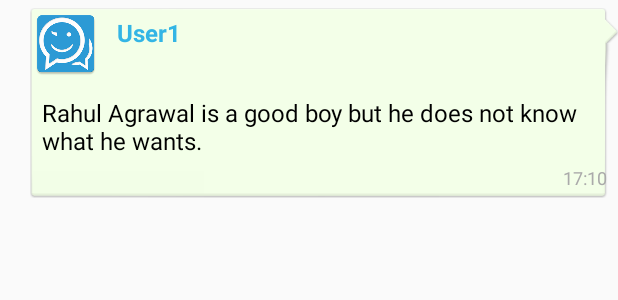
After one commit to ahishek/HChat, an Android app: the layout chat_head_left.xml on its own in the app's theme, with its tools: preview values and no code run, on a phone screen of 412 x 824 dp. The commit adds this screen. Shown: the top 300 px of the screen. Run offline under Robolectric (Android 15) with nearby library versions, the phone set to English and light mode, and no system bars.

Commit message:
Chat layout with json working

```diff
--- a/app/src/main/AndroidManifest.xml
+++ b/app/src/main/AndroidManifest.xml
@@ -1,6 +1,8 @@
 <?xml version="1.0" encoding="utf-8"?>
 <manifest package="com.example.abhisheknair.hchat"
           xmlns:android="http://schemas.android.com/apk/res/android">
+
+    <uses-permission android:name="android.permission.INTERNET" />
 
     <application
         android:allowBackup="true"
--- a/app/src/main/java/com/example/abhisheknair/hchat/ChatActivity.java
+++ b/app/src/main/java/com/example/abhisheknair/hchat/ChatActivity.java
@@ -23,6 +23,7 @@ public class ChatActivity extends AppCompatActivity {
     private ChatResponse chatAPIresponse;
     private Gson gson;
     private ListView mListView;
+    private ChatListAdapter mAdapter;
 
     @Override
     protected void onCreate(Bundle savedInstanceState) {
@@ -46,6 +47,8 @@ public class ChatActivity extends AppCompatActivity {
         chatAPIresponse = new ChatResponse();
         gson = new Gson();
         mListView = (ListView) findViewById(R.id.chat_list_view);
+        mAdapter = new ChatListAdapter(this);
+        mListView.setAdapter(mAdapter);
         hitAPIURL();
     }
 
@@ -77,6 +80,7 @@ public class ChatActivity extends AppCompatActivity {
     }
 
     private void populateListView() {
+        mAdapter.setData(chatAPIresponse.messages);
     }
 
 }
--- /dev/null
+++ b/app/src/main/java/com/example/abhisheknair/hchat/ChatLayout.java
@@ -0,0 +1,61 @@
+package com.example.abhisheknair.hchat;
+
+import android.content.Context;
+import android.content.res.Resources;
+import android.util.AttributeSet;
+import android.util.DisplayMetrics;
+import android.widget.RelativeLayout;
+
+/**
+ * Created by abhisheknair on 21/05/16.
+ */
+public class ChatLayout extends RelativeLayout {
+
+
+
+    public ChatLayout(Context context) {
+        super(context);
+    }
+
+    public ChatLayout(Context context, AttributeSet attrs) {
+        super(context, attrs, 0);
+    }
+
+    public ChatLayout(Context context, AttributeSet attrs, int defStyle) {
+        super(context, attrs, defStyle);
+    }
+
+    @Override
+    protected void onMeasure(int widthMeasureSpec, int heightMeasureSpec) {
+        super.onMeasure(widthMeasureSpec, heightMeasureSpec);
+
+        final float adjustVal = (float) 12.667;
+
+        if(getChildCount()<3)
+            return;
+
+        int imageViewWidth = getChildAt(0).getMeasuredWidth();
+        int timeWidth = getChildAt(1).getMeasuredWidth();
+        int messageHeight = getChildAt(2).getMeasuredHeight();
+        int messageWidth = getChildAt(2).getMeasuredWidth();
+
+        int layoutWidth = (int) (imageViewWidth + timeWidth + messageWidth + convertDpToPixel(adjustVal, getContext()));
+
+        setMeasuredDimension(layoutWidth, messageHeight);
+    }
+
+    /**
+     * This method converts dp unit to equivalent pixels, depending on device density.
+     *
+     * @param dp A value in dp (density independent pixels) unit. Which we need to convert into pixels
+     * @param context Context to get resources and device specific display metrics
+     * @return A float value to represent px equivalent to dp depending on device density
+     */
+    public static float convertDpToPixel(float dp, Context context){
+        Resources resources = context.getResources();
+        DisplayMetrics metrics = resources.getDisplayMetrics();
+        float px = dp * (metrics.densityDpi / 160f);
+        return px;
+    }
+
+}
--- /dev/null
+++ b/app/src/main/res/layout/chat_head_left.xml
@@ -0,0 +1,75 @@
+<?xml version="1.0" encoding="utf-8"?>
+
+<RelativeLayout xmlns:android="http://schemas.android.com/apk/res/android"
+                xmlns:tools="http://schemas.android.com/tools"
+                android:layout_width="wrap_content" android:layout_height="wrap_content"
+                android:paddingBottom="@dimen/spacing_5"
+                android:paddingTop="@dimen/spacing_5">
+
+    <com.example.abhisheknair.hchat.ChatLayout
+        android:id="@+id/bubble"
+        android:layout_width="wrap_content"
+        android:layout_height="wrap_content"
+        android:layout_alignParentEnd="true"
+        android:layout_alignParentRight="true"
+        android:layout_marginLeft="@dimen/spacing_20"
+        android:background="@drawable/balloon_outgoing_normal">
+
+        <LinearLayout
+            android:layout_width="match_parent"
+            android:layout_height="wrap_content"
+            android:orientation="vertical">
+
+            <LinearLayout
+                android:layout_width="wrap_content"
+                android:layout_height="wrap_content"
+                android:orientation="horizontal">
+
+                <ImageView
+                    android:id="@+id/user_image_iv"
+                    android:layout_width="wrap_content"
+                    android:layout_height="wrap_content"
+                    android:layout_marginBottom="@dimen/spacing_5"
+                    android:layout_marginEnd="@dimen/spacing_10"
+                    android:layout_marginRight="@dimen/spacing_10"
+                    android:src="@drawable/ic_chat"
+                    android:visibility="visible"/>
+
+                <TextView
+                    android:id="@+id/user_name_tv"
+                    android:layout_width="wrap_content"
+                    android:layout_height="wrap_content"
+                    android:paddingRight="@dimen/spacing_8"
+                    android:paddingTop="@dimen/spacing_5"
+                    android:textStyle="bold"
+                    android:textColor="@android:color/holo_blue_light"
+                    tools:text="User1"
+                    android:textSize="@dimen/font_size_16" />
+
+            </LinearLayout>
+
+            <TextView
+                android:id="@+id/user_message_tv"
+                style="@style/chat_text_message_style"
+                android:layout_width="wrap_content"
+                android:layout_height="wrap_content"
+                tools:text="Rahul Agrawal is a good boy but he does not know what he wants."/>
+
+            <TextView
+                android:id="@+id/time_tv"
+                style="@style/chat_timings"
+                android:layout_width="wrap_content"
+                android:layout_height="wrap_content"
+                android:layout_marginEnd="@dimen/spacing_2"
+                android:layout_marginRight="@dimen/spacing_10"
+                android:layout_gravity="end"
+                android:paddingBottom="@dimen/spacing_5"
+                android:paddingRight="@dimen/spacing_5"
+                tools:text="17:10"
+                android:textColor="@android:color/darker_gray"/>
+
+        </LinearLayout>
+
+
+    </com.example.abhisheknair.hchat.ChatLayout>
+</RelativeLayout>
--- a/app/src/main/res/values/dimens.xml
+++ b/app/src/main/res/values/dimens.xml
@@ -4,12 +4,17 @@
     <dimen name="activity_vertical_margin">16dp</dimen>
 
     <dimen name="spacing_12">12dp</dimen>
+    <dimen name="spacing_2">2dp</dimen>
     <dimen name="spacing_8">8dp</dimen>
+    <dimen name="spacing_5">5dp</dimen>
+    <dimen name="spacing_10">10dp</dimen>
+    <dimen name="spacing_20">20dp</dimen>
     <dimen name="spacing_24">24dp</dimen>
     <dimen name="spacing_60">60dp</dimen>
     <dimen name="spacing_190">190dp</dimen>
 
     <dimen name="font_size_30">30sp</dimen>
     <dimen name="font_size_18">18sp</dimen>
+    <dimen name="font_size_16">16sp</dimen>
     <dimen name="spacing_16">16dp</dimen>
 </resources>
--- a/app/src/main/res/values/styles.xml
+++ b/app/src/main/res/values/styles.xml
@@ -10,4 +10,22 @@
     <style name="AppTheme.AppBarOverlay" parent="ThemeOverlay.AppCompat.Dark.ActionBar"/>
     <style name="AppTheme.PopupOverlay" parent="ThemeOverlay.AppCompat.Light"/>
 
+    <style name="chat_text_message_style">
+        <item name="android:layout_width">wrap_content</item>
+        <item name="android:layout_height">wrap_content</item>
+
+        <item name="android:paddingTop">5dp</item>
+        <item name="android:paddingBottom">5dp</item>
+        <item name="android:paddingLeft">8dp</item>
+        <item name="android:paddingRight">8dp</item>
+        <item name="android:textSize">16sp</item>
+        <item name="android:textColor">@android:color/black</item>
+    </style>
+
+    <style name="chat_timings">
+        <item name="android:layout_width">wrap_content</item>
+        <item name="android:layout_height">wrap_content</item>
+        <item name="android:textSize">12sp</item>
+    </style>
+
 </resources>
```
Also changed, not shown: app/src/main/java/com/example/abhisheknair/hchat/ChatListAdapter.java (added, +152 -0 lines), app/src/main/res/layout/chat_head_right.xml (added, +68 -0 lines), app/src/main/res/drawable-hdpi/balloon_incoming_normal.9.png (added), app/src/main/res/drawable-hdpi/balloon_outgoing_normal.9.png (added), app/src/main/res/drawable-mdpi/balloon_incoming_normal.9.png (added), app/src/main/res/drawable-mdpi/balloon_outgoing_normal.9.png (added), app/src/main/res/drawable-xhdpi/balloon_incoming_normal.9.png (added), app/src/main/res/drawable-xhdpi/balloon_outgoing_normal.9.png (added), app/src/main/res/drawable-xxhdpi/balloon_incoming_normal.9.png (added), app/src/main/res/drawable-xxhdpi/balloon_outgoing_normal.9.png (added).
